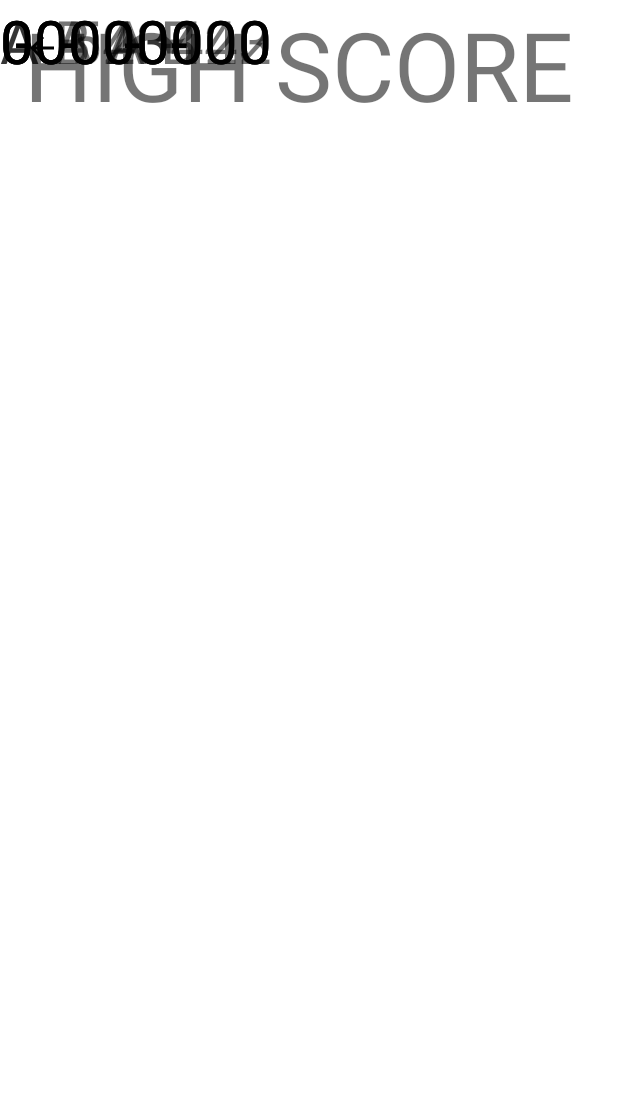
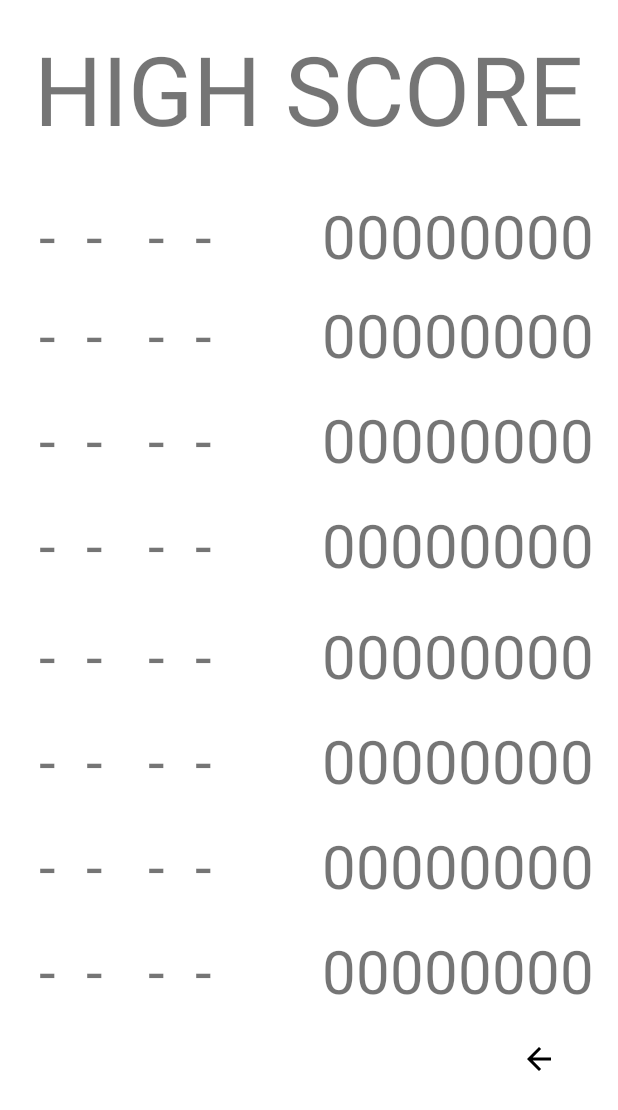
Before and after one commit to zalewskip123/projekt_aplikacji_mobilnej_space_bullet_game, an Android app: the layout menu_scoreboard.xml on its own in the app's theme, with its tools: preview values and no code run, on a phone screen of 412 x 824 dp. Shown: the top 1110 px of the screen. Run offline under Robolectric (Android 15) with nearby library versions, the phone set to English and light mode, and no system bars.

Commit message:
Add transition from Menu_main activity to Menu_scoreboard and back

```diff
--- a/app/src/main/java/com/example/space_bullet_game/Menu_main.java
+++ b/app/src/main/java/com/example/space_bullet_game/Menu_main.java
@@ -2,13 +2,60 @@ package com.example.space_bullet_game;
 
 import androidx.appcompat.app.AppCompatActivity;
 
+import android.content.Intent;
 import android.os.Bundle;
+import android.view.View;
+import android.widget.Button;
 
-public class Menu_main extends AppCompatActivity {
+public class Menu_main extends AppCompatActivity implements View.OnClickListener
+{
+    private Button changeMenuToPlay;
+    private Button changeMenuToCustom;
+    private Button changeMenuToScoreboard;
+    private Button changeMenuToCredits;
+
 
     @Override
-    protected void onCreate(Bundle savedInstanceState) {
+    protected void onCreate(Bundle savedInstanceState)
+    {
         super.onCreate(savedInstanceState);
         setContentView(R.layout.menu_main);
+
+        changeMenuToPlay = (Button) findViewById(R.id.button7);
+        changeMenuToPlay.setOnClickListener(this);
+
+        changeMenuToCustom = (Button) findViewById(R.id.button6);
+        changeMenuToCustom.setOnClickListener(this);
+
+        changeMenuToScoreboard = (Button) findViewById(R.id.button5);
+        changeMenuToScoreboard.setOnClickListener(this);
+
+        changeMenuToCredits = (Button) findViewById(R.id.button3);
+        changeMenuToCredits.setOnClickListener(this);
+    }
+
+    @Override
+    public void onClick(View v)
+    {
+        if(v.getId() == changeMenuToPlay.getId())
+        {
+            //Intent intent = new Intent(this, Menu_play.class);
+            //startActivity(intent);
+        }
+        else if(v.getId() == changeMenuToCustom.getId())
+        {
+            //Intent intent = new Intent(this, Menu_custom.class);
+            //startActivity(intent);
+        }
+        else if(v.getId() == changeMenuToScoreboard.getId())
+        {
+            Intent intent = new Intent(this, Menu_scoreboard.class);
+            startActivity(intent);
+        }
+        else if(v.getId() == changeMenuToCredits.getId())
+        {
+            //Intent intent = new Intent(this, Menu_credits.class);
+            //startActivity(intent);
+        }
     }
 }
--- /dev/null
+++ b/app/src/main/java/com/example/space_bullet_game/Menu_scoreboard.java
@@ -0,0 +1,33 @@
+package com.example.space_bullet_game;
+
+import androidx.appcompat.app.AppCompatActivity;
+
+import android.content.Intent;
+import android.os.Bundle;
+import android.view.View;
+import android.widget.Button;
+
+public class Menu_scoreboard extends AppCompatActivity implements View.OnClickListener
+{
+    private Button changeScoreboardToMenu;
+
+    @Override
+    protected void onCreate(Bundle savedInstanceState)
+    {
+        super.onCreate(savedInstanceState);
+        setContentView(R.layout.menu_scoreboard);
+
+        changeScoreboardToMenu = (Button) findViewById(R.id.button1);
+        changeScoreboardToMenu.setOnClickListener(this);
+    }
+
+    @Override
+    public void onClick(View v)
+    {
+        if(v.getId() == changeScoreboardToMenu.getId())
+        {
+            Intent intent = new Intent(this, Menu_main.class);
+            startActivity(intent);
+        }
+    }
+}
--- a/app/src/main/res/layout/menu_scoreboard.xml
+++ b/app/src/main/res/layout/menu_scoreboard.xml
@@ -6,173 +6,210 @@
     android:layout_height="match_parent">
 
     <Button
-        android:id="@+id/button19"
+        android:id="@+id/button1"
         android:layout_width="64dp"
         android:layout_height="64dp"
         android:background="#00000000"
         android:backgroundTint="#000000"
         app:icon="?attr/homeAsUpIndicator"
         app:iconTint="#000000"
-        tools:layout_editor_absoluteX="331dp"
-        tools:layout_editor_absoluteY="669dp" />
+        app:layout_constraintEnd_toEndOf="parent"
+        app:layout_constraintHorizontal_bias="0.953"
+        app:layout_constraintStart_toStartOf="parent"
+        app:layout_constraintTop_toBottomOf="@+id/textView22"
+        tools:ignore="SpeakableTextPresentCheck" />
 
     <TextView
         android:id="@+id/textView25"
         android:layout_width="wrap_content"
         android:layout_height="wrap_content"
+        android:layout_marginStart="16dp"
+        android:layout_marginTop="16dp"
         android:text=" -  -   -  - "
         android:textAlignment="viewStart"
         android:textSize="40sp"
-        tools:layout_editor_absoluteX="16dp"
-        tools:layout_editor_absoluteY="616dp" />
+        app:layout_constraintStart_toStartOf="parent"
+        app:layout_constraintTop_toBottomOf="@+id/textView23" />
 
     <TextView
         android:id="@+id/textView22"
         android:layout_width="wrap_content"
         android:layout_height="wrap_content"
+        android:layout_marginTop="16dp"
+        android:layout_marginEnd="16dp"
         android:text="00000000"
         android:textSize="40sp"
-        tools:layout_editor_absoluteX="215dp"
-        tools:layout_editor_absoluteY="616dp" />
+        app:layout_constraintEnd_toEndOf="parent"
+        app:layout_constraintTop_toBottomOf="@+id/textView24" />
 
     <TextView
         android:id="@+id/textView23"
         android:layout_width="wrap_content"
         android:layout_height="wrap_content"
+        android:layout_marginStart="16dp"
+        android:layout_marginTop="16dp"
         android:text=" -  -   -  - "
         android:textSize="40sp"
-        tools:layout_editor_absoluteX="16dp"
-        tools:layout_editor_absoluteY="546dp" />
+        app:layout_constraintStart_toStartOf="parent"
+        app:layout_constraintTop_toBottomOf="@+id/textView18" />
 
     <TextView
         android:id="@+id/textView24"
         android:layout_width="wrap_content"
         android:layout_height="wrap_content"
+        android:layout_marginTop="16dp"
+        android:layout_marginEnd="16dp"
         android:text="00000000"
         android:textSize="40sp"
-        tools:layout_editor_absoluteX="215dp"
-        tools:layout_editor_absoluteY="546dp" />
+        app:layout_constraintEnd_toEndOf="parent"
+        app:layout_constraintTop_toBottomOf="@+id/textView17" />
 
     <TextView
         android:id="@+id/textView18"
         android:layout_width="wrap_content"
         android:layout_height="wrap_content"
+        android:layout_marginStart="16dp"
+        android:layout_marginTop="16dp"
         android:text=" -  -   -  - "
         android:textSize="40sp"
-        tools:layout_editor_absoluteX="16dp"
-        tools:layout_editor_absoluteY="476dp" />
+        app:layout_constraintStart_toStartOf="parent"
+        app:layout_constraintTop_toBottomOf="@+id/textView19" />
 
     <TextView
         android:id="@+id/textView17"
         android:layout_width="wrap_content"
         android:layout_height="wrap_content"
+        android:layout_marginTop="16dp"
+        android:layout_marginEnd="16dp"
         android:text="00000000"
         android:textSize="40sp"
-        tools:layout_editor_absoluteX="215dp"
-        tools:layout_editor_absoluteY="476dp" />
+        app:layout_constraintEnd_toEndOf="parent"
+        app:layout_constraintTop_toBottomOf="@+id/textView16" />
 
     <TextView
         android:id="@+id/textView16"
         android:layout_width="wrap_content"
         android:layout_height="wrap_content"
+        android:layout_marginTop="20dp"
+        android:layout_marginEnd="16dp"
         android:text="00000000"
         android:textSize="40sp"
-        tools:layout_editor_absoluteX="215dp"
-        tools:layout_editor_absoluteY="406dp" />
+        app:layout_constraintEnd_toEndOf="parent"
+        app:layout_constraintTop_toBottomOf="@+id/textView7" />
 
     <TextView
         android:id="@+id/textView19"
         android:layout_width="wrap_content"
         android:layout_height="wrap_content"
+        android:layout_marginStart="16dp"
+        android:layout_marginTop="20dp"
         android:text=" -  -   -  - "
         android:textAlignment="viewStart"
         android:textSize="40sp"
-        tools:layout_editor_absoluteX="16dp"
-        tools:layout_editor_absoluteY="406dp" />
+        app:layout_constraintStart_toStartOf="parent"
+        app:layout_constraintTop_toBottomOf="@+id/textView9" />
 
     <TextView
         android:id="@+id/textView"
         android:layout_width="wrap_content"
         android:layout_height="wrap_content"
+        android:layout_marginTop="16dp"
         android:fontFamily="sans-serif"
         android:text=" HIGH SCORE "
         android:textSize="64sp"
-        tools:layout_editor_absoluteX="5dp"
-        tools:layout_editor_absoluteY="30dp" />
+        app:layout_constraintEnd_toEndOf="parent"
+        app:layout_constraintStart_toStartOf="parent"
+        app:layout_constraintTop_toTopOf="parent" />
 
     <TextView
         android:id="@+id/textView2"
         android:layout_width="wrap_content"
         android:layout_height="wrap_content"
-        android:text="A A A - "
+        android:layout_marginStart="16dp"
+        android:layout_marginTop="28dp"
+        android:text=" -  -   -  - "
         android:textAlignment="viewStart"
         android:textAllCaps="false"
         android:textSize="40sp"
-        tools:layout_editor_absoluteX="16dp"
-        tools:layout_editor_absoluteY="130dp" />
+        app:layout_constraintStart_toStartOf="parent"
+        app:layout_constraintTop_toBottomOf="@+id/textView" />
 
     <TextView
         android:id="@+id/textView9"
         android:layout_width="wrap_content"
         android:layout_height="wrap_content"
+        android:layout_marginStart="16dp"
+        android:layout_marginTop="16dp"
         android:text=" -  -   -  - "
         android:textSize="40sp"
-        tools:layout_editor_absoluteX="16dp"
-        tools:layout_editor_absoluteY="336dp" />
+        app:layout_constraintStart_toStartOf="parent"
+        app:layout_constraintTop_toBottomOf="@+id/textView8" />
 
     <TextView
         android:id="@+id/textView7"
         android:layout_width="wrap_content"
         android:layout_height="wrap_content"
+        android:layout_marginTop="16dp"
+        android:layout_marginEnd="16dp"
         android:text="00000000"
         android:textSize="40sp"
-        tools:layout_editor_absoluteX="215dp"
-        tools:layout_editor_absoluteY="336dp" />
+        app:layout_constraintEnd_toEndOf="parent"
+        app:layout_constraintTop_toBottomOf="@+id/textView6" />
 
     <TextView
         android:id="@+id/textView8"
         android:layout_width="wrap_content"
         android:layout_height="wrap_content"
+        android:layout_marginStart="16dp"
+        android:layout_marginTop="16dp"
         android:text=" -  -   -  - "
         android:textAlignment="viewStart"
         android:textSize="40sp"
-        tools:layout_editor_absoluteX="16dp"
-        tools:layout_editor_absoluteY="265dp" />
+        app:layout_constraintStart_toStartOf="parent"
+        app:layout_constraintTop_toBottomOf="@+id/textView4" />
 
     <TextView
         android:id="@+id/textView4"
         android:layout_width="wrap_content"
         android:layout_height="wrap_content"
-        android:text="A B A B"
+        android:layout_marginStart="16dp"
+        android:layout_marginTop="12dp"
+        android:text=" -  -   -  - "
         android:textSize="40sp"
-        tools:layout_editor_absoluteX="16dp"
-        tools:layout_editor_absoluteY="198dp" />
+        app:layout_constraintStart_toStartOf="parent"
+        app:layout_constraintTop_toBottomOf="@+id/textView2" />
 
     <TextView
         android:id="@+id/textView3"
         android:layout_width="wrap_content"
         android:layout_height="wrap_content"
-        android:text="00523123"
+        android:layout_marginTop="28dp"
+        android:layout_marginEnd="16dp"
+        android:text="00000000"
         android:textSize="40sp"
-        tools:layout_editor_absoluteX="215dp"
-        tools:layout_editor_absoluteY="130dp" />
+        app:layout_constraintEnd_toEndOf="parent"
+        app:layout_constraintTop_toBottomOf="@+id/textView" />
 
     <TextView
         android:id="@+id/textView5"
         android:layout_width="wrap_content"
         android:layout_height="wrap_content"
-        android:text="00043442"
+        android:layout_marginTop="12dp"
+        android:layout_marginEnd="16dp"
+        android:text="00000000"
         android:textSize="40sp"
-        tools:layout_editor_absoluteX="215dp"
-        tools:layout_editor_absoluteY="198dp" />
+        app:layout_constraintEnd_toEndOf="parent"
+        app:layout_constraintTop_toBottomOf="@+id/textView3" />
 
     <TextView
         android:id="@+id/textView6"
         android:layout_width="wrap_content"
         android:layout_height="wrap_content"
+        android:layout_marginTop="16dp"
+        android:layout_marginEnd="16dp"
         android:text="00000000"
         android:textSize="40sp"
-        tools:layout_editor_absoluteX="215dp"
-        tools:layout_editor_absoluteY="265dp" />
+        app:layout_constraintEnd_toEndOf="parent"
+        app:layout_constraintTop_toBottomOf="@+id/textView5" />
 
 </androidx.constraintlayout.widget.ConstraintLayout>
```
